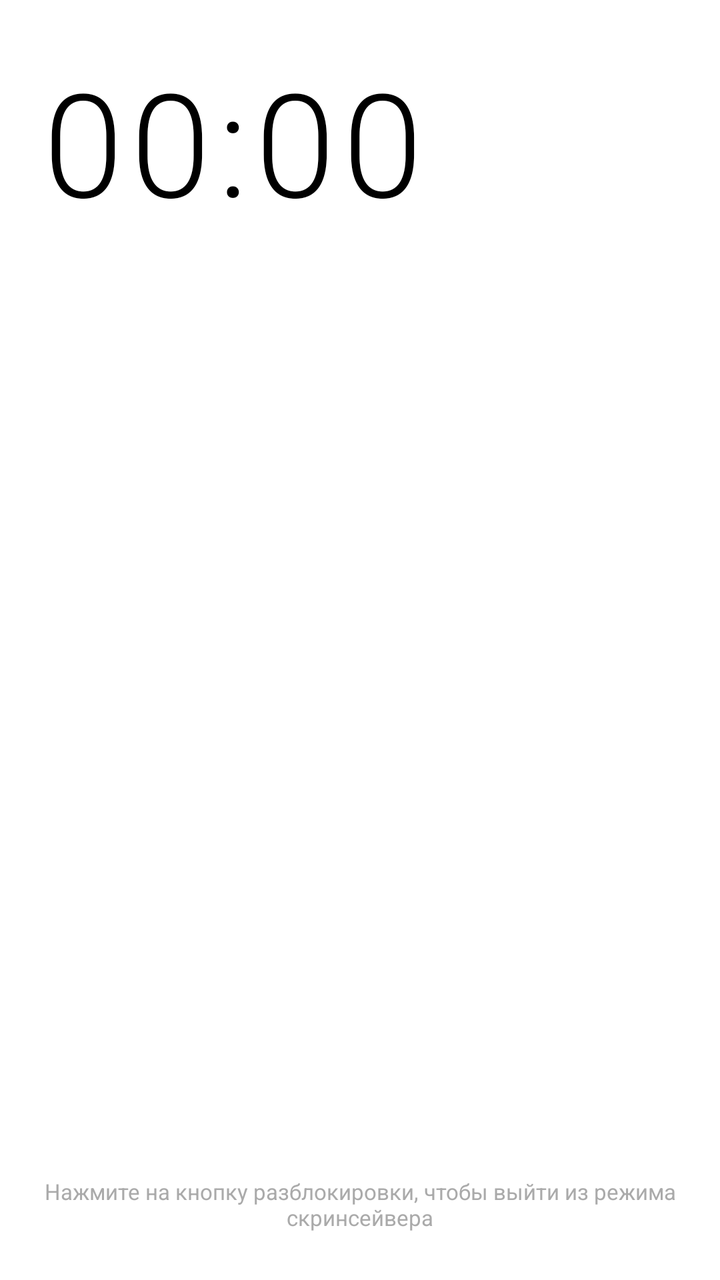
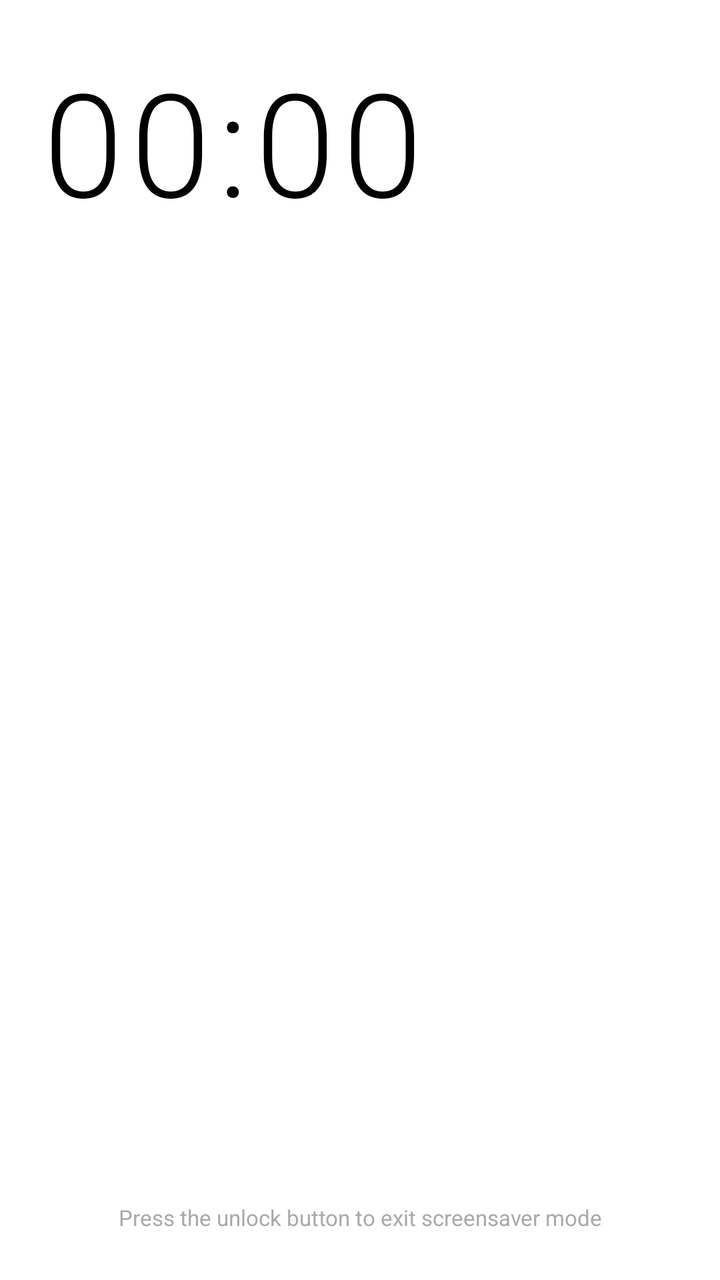

An Android layout rendered at two revisions. The XML below is the earlier revision; the diff shows what the commit changed to produce the second picture.
<!-- AndroidManifest.xml: activity theme Theme.LockScreen -->
<!-- res/layout/activity_lockscreen.xml -->
<?xml version="1.0" encoding="utf-8"?>
<FrameLayout xmlns:android="http://schemas.android.com/apk/res/android"
    android:id="@+id/touchInterceptor"
    android:layout_width="match_parent"
    android:layout_height="match_parent"
    android:background="#FFFFFF"
    android:clickable="true"
    android:focusable="true">

    <ImageView
        android:id="@+id/backgroundImage"
        android:layout_width="match_parent"
        android:layout_height="match_parent"
        android:scaleType="centerCrop"
        android:visibility="gone" />

    <LinearLayout
        android:id="@+id/mainContainer"
        android:layout_width="match_parent"
        android:layout_height="match_parent"
        android:orientation="vertical"
        android:paddingStart="20dp"
        android:paddingEnd="20dp"
        android:paddingTop="32dp"
        android:paddingBottom="80dp">

        
        <TextView
            android:id="@+id/clockText"
            android:layout_width="wrap_content"
            android:layout_height="wrap_content"
            android:text="00:00"
            android:textSize="72sp"
            android:textColor="#000000"
            android:fontFamily="sans-serif-light"
            android:letterSpacing="0.05"
            android:includeFontPadding="false" />

        <TextView
            android:id="@+id/dateText"
            android:layout_width="wrap_content"
            android:layout_height="wrap_content"
            android:text=""
            android:textSize="16sp"
            android:textColor="#333333"
            android:fontFamily="sans-serif"
            android:layout_marginTop="4dp"
            android:layout_marginBottom="16dp"
            android:includeFontPadding="false" />

        
        <LinearLayout
            android:id="@+id/weatherSection"
            android:layout_width="match_parent"
            android:layout_height="wrap_content"
            android:orientation="vertical"
            android:layout_marginBottom="12dp"
            android:visibility="gone">

            <TextView
                android:id="@+id/weatherCurrentText"
                android:layout_width="wrap_content"
                android:layout_height="wrap_content"
                android:textSize="16sp"
                android:textColor="#000000"
                android:fontFamily="sans-serif" />

            <TextView
                android:id="@+id/weatherDayNightText"
                android:layout_width="wrap_content"
                android:layout_height="wrap_content"
                android:textSize="13sp"
                android:textColor="#333333"
                android:fontFamily="sans-serif"
                android:layout_marginTop="2dp" />

            <TextView
                android:id="@+id/weatherForecastText"
                android:layout_width="wrap_content"
                android:layout_height="wrap_content"
                android:textSize="12sp"
                android:textColor="#555555"
                android:fontFamily="sans-serif"
                android:layout_marginTop="2dp" />
        </LinearLayout>

        
        <FrameLayout
            android:id="@+id/newsSection"
            android:layout_width="match_parent"
            android:layout_height="wrap_content"
            android:layout_marginBottom="12dp"
            android:clipChildren="false"
            android:clipToPadding="false"
            android:background="@drawable/section_border"
            android:padding="10dp"
            android:visibility="gone">

            <TextView
                android:id="@+id/newsText"
                android:layout_width="match_parent"
                android:layout_height="wrap_content"
                android:layout_marginTop="4dp"
                android:textSize="13sp"
                android:textColor="#000000"
                android:fontFamily="sans-serif"
                android:lineSpacingMultiplier="1.3" />

            <TextView
                android:id="@+id/newsLabel"
                android:layout_width="wrap_content"
                android:layout_height="wrap_content"
                android:layout_gravity="top|end"
                android:layout_marginTop="-16dp"
                android:layout_marginEnd="2dp"
                android:text="  Новости  "
                android:textSize="10sp"
                android:textColor="#888888"
                android:fontFamily="sans-serif"
                android:background="#FFFFFF" />
        </FrameLayout>

        
        <FrameLayout
            android:id="@+id/notesSection"
            android:layout_width="match_parent"
            android:layout_height="wrap_content"
            android:layout_marginBottom="12dp"
            android:clipChildren="false"
            android:clipToPadding="false"
            android:background="@drawable/section_border"
            android:padding="10dp"
            android:visibility="gone">

            <TextView
                android:id="@+id/notesText"
                android:layout_width="match_parent"
                android:layout_height="wrap_content"
                android:layout_marginTop="4dp"
                android:textSize="13sp"
                android:textColor="#000000"
                android:fontFamily="sans-serif"
                android:lineSpacingMultiplier="1.3" />

            <TextView
                android:id="@+id/notesLabel"
                android:layout_width="wrap_content"
                android:layout_height="wrap_content"
                android:layout_gravity="top|end"
                android:layout_marginTop="-16dp"
                android:layout_marginEnd="2dp"
                android:text="  Заметки  "
                android:textSize="10sp"
                android:textColor="#888888"
                android:fontFamily="sans-serif"
                android:background="#FFFFFF" />
        </FrameLayout>

        
        <FrameLayout
            android:id="@+id/bookSection"
            android:layout_width="match_parent"
            android:layout_height="wrap_content"
            android:layout_marginBottom="12dp"
            android:clipChildren="false"
            android:clipToPadding="false"
            android:background="@drawable/section_border"
            android:padding="10dp"
            android:visibility="gone">

            <LinearLayout
                android:layout_width="match_parent"
                android:layout_height="wrap_content"
                android:orientation="horizontal"
                android:layout_marginTop="4dp">

                <ImageView
                    android:id="@+id/bookCoverImage"
                    android:layout_width="48dp"
                    android:layout_height="72dp"
                    android:scaleType="centerCrop"
                    android:layout_marginEnd="12dp" />

                <LinearLayout
                    android:layout_width="0dp"
                    android:layout_height="wrap_content"
                    android:layout_weight="1"
                    android:orientation="vertical">

                    <TextView
                        android:id="@+id/bookTitleText"
                        android:layout_width="match_parent"
                        android:layout_height="wrap_content"
                        android:textSize="13sp"
                        android:textColor="#000000"
                        android:textStyle="bold"
                        android:fontFamily="sans-serif"
                        android:maxLines="2"
                        android:ellipsize="end" />

                    <TextView
                        android:id="@+id/bookAuthorText"
                        android:layout_width="match_parent"
                        android:layout_height="wrap_content"
                        android:textSize="12sp"
                        android:textColor="#333333"
                        android:fontFamily="sans-serif"
                        android:layout_marginTop="2dp" />

                    <TextView
                        android:id="@+id/bookAnnotationText"
                        android:layout_width="match_parent"
                        android:layout_height="wrap_content"
                        android:textSize="11sp"
                        android:textColor="#555555"
                        android:fontFamily="sans-serif"
                        android:layout_marginTop="2dp"
                        android:maxLines="3"
                        android:ellipsize="end" />
                </LinearLayout>
            </LinearLayout>

            <TextView
                android:id="@+id/bookLabel"
                android:layout_width="wrap_content"
                android:layout_height="wrap_content"
                android:layout_gravity="top|end"
                android:layout_marginTop="-16dp"
                android:layout_marginEnd="2dp"
                android:text="  Книга  "
                android:textSize="10sp"
                android:textColor="#888888"
                android:fontFamily="sans-serif"
                android:background="#FFFFFF" />
        </FrameLayout>

    </LinearLayout>

    
    <TextView
        android:id="@+id/unlockHintText"
        android:layout_width="wrap_content"
        android:layout_height="wrap_content"
        android:layout_gravity="bottom|center_horizontal"
        android:layout_marginBottom="24dp"
        android:text="Нажмите на кнопку разблокировки, чтобы выйти из режима скринсейвера"
        android:textSize="11sp"
        android:textColor="#AAAAAA"
        android:gravity="center" />

</FrameLayout>
<!-- resources referenced by this layout -->
<resources>
  <!-- drawable section_border (drawable) -->
  <?xml version="1.0" encoding="utf-8"?>
  <shape xmlns:android="http://schemas.android.com/apk/res/android"
      android:shape="rectangle">
      <stroke
          android:width="1dp"
          android:color="#000000" />
      <corners android:radius="4dp" />
  </shape>
  <style name="Theme.LockScreen" parent="Theme.Material3.Light.NoActionBar">
          <item name="android:windowFullscreen">true</item>
          <item name="android:windowBackground">@android:color/white</item>
          <item name="android:windowNoTitle">true</item>
          <item name="android:windowActionBar">false</item>
          <item name="android:windowAnimationStyle">@null</item>
          <item name="android:statusBarColor">#FFFFFF</item>
          <item name="android:navigationBarColor">#FFFFFF</item>
      </style>
</resources>

<!-- the commit's change to res/layout/activity_lockscreen.xml (unified diff, before → after) -->
@@ -11,7 +11,7 @@
         android:id="@+id/backgroundImage"
         android:layout_width="match_parent"
         android:layout_height="match_parent"
-        android:scaleType="centerCrop"
+        android:scaleType="fitCenter"
         android:visibility="gone" />
 
     <LinearLayout
@@ -25,28 +25,35 @@
         android:paddingBottom="80dp">
 
         
-        <TextView
-            android:id="@+id/clockText"
-            android:layout_width="wrap_content"
-            android:layout_height="wrap_content"
-            android:text="00:00"
-            android:textSize="72sp"
-            android:textColor="#000000"
-            android:fontFamily="sans-serif-light"
-            android:letterSpacing="0.05"
-            android:includeFontPadding="false" />
-
-        <TextView
-            android:id="@+id/dateText"
-            android:layout_width="wrap_content"
-            android:layout_height="wrap_content"
-            android:text=""
-            android:textSize="16sp"
-            android:textColor="#333333"
-            android:fontFamily="sans-serif"
-            android:layout_marginTop="4dp"
-            android:layout_marginBottom="16dp"
-            android:includeFontPadding="false" />
+        <LinearLayout
+            android:id="@+id/clockSection"
+            android:layout_width="match_parent"
+            android:layout_height="wrap_content"
+            android:orientation="vertical"
+            android:layout_marginBottom="16dp">
+
+            <TextView
+                android:id="@+id/clockText"
+                android:layout_width="match_parent"
+                android:layout_height="wrap_content"
+                android:text="00:00"
+                android:textSize="72sp"
+                android:textColor="#000000"
+                android:fontFamily="sans-serif-light"
+                android:letterSpacing="0.05"
+                android:includeFontPadding="false" />
+
+            <TextView
+                android:id="@+id/dateText"
+                android:layout_width="match_parent"
+                android:layout_height="wrap_content"
+                android:text=""
+                android:textSize="16sp"
+                android:textColor="#333333"
+                android:fontFamily="sans-serif"
+                android:layout_marginTop="4dp"
+                android:includeFontPadding="false" />
+        </LinearLayout>
 
         
         <LinearLayout
@@ -100,7 +107,7 @@
                 android:id="@+id/newsText"
                 android:layout_width="match_parent"
                 android:layout_height="wrap_content"
-                android:layout_marginTop="4dp"
+                android:layout_marginTop="16dp"
                 android:textSize="13sp"
                 android:textColor="#000000"
                 android:fontFamily="sans-serif"
@@ -110,74 +117,43 @@
                 android:id="@+id/newsLabel"
                 android:layout_width="wrap_content"
                 android:layout_height="wrap_content"
-                android:layout_gravity="top|end"
-                android:layout_marginTop="-16dp"
-                android:layout_marginEnd="2dp"
-                android:text="  Новости  "
-                android:textSize="10sp"
+                android:text="@string/label_news"
+                android:textSize="12sp"
                 android:textColor="#888888"
-                android:fontFamily="sans-serif"
-                android:background="#FFFFFF" />
+                android:fontFamily="sans-serif" />
         </FrameLayout>
 
         
+        <LinearLayout
+            android:id="@+id/stickersSection"
+            android:layout_width="match_parent"
+            android:layout_height="wrap_content"
+            android:orientation="vertical"
+            android:layout_marginBottom="12dp"
+            android:visibility="gone" />
+
+        
         <FrameLayout
-            android:id="@+id/notesSection"
-            android:layout_width="match_parent"
-            android:layout_height="wrap_content"
-            android:layout_marginBottom="12dp"
+            android:id="@+id/bookSection"
+            android:layout_width="match_parent"
+            android:layout_height="0dp"
+            android:layout_weight="1"
             android:clipChildren="false"
             android:clipToPadding="false"
             android:background="@drawable/section_border"
             android:padding="10dp"
             android:visibility="gone">
 
-            <TextView
-                android:id="@+id/notesText"
-                android:layout_width="match_parent"
-                android:layout_height="wrap_content"
-                android:layout_marginTop="4dp"
-                android:textSize="13sp"
-                android:textColor="#000000"
-                android:fontFamily="sans-serif"
-                android:lineSpacingMultiplier="1.3" />
-
-            <TextView
-                android:id="@+id/notesLabel"
-                android:layout_width="wrap_content"
-                android:layout_height="wrap_content"
-                android:layout_gravity="top|end"
-                android:layout_marginTop="-16dp"
-                android:layout_marginEnd="2dp"
-                android:text="  Заметки  "
-                android:textSize="10sp"
-                android:textColor="#888888"
-                android:fontFamily="sans-serif"
-                android:background="#FFFFFF" />
-        </FrameLayout>
-
-        
-        <FrameLayout
-            android:id="@+id/bookSection"
-            android:layout_width="match_parent"
-            android:layout_height="wrap_content"
-            android:layout_marginBottom="12dp"
-            android:clipChildren="false"
-            android:clipToPadding="false"
-            android:background="@drawable/section_border"
-            android:padding="10dp"
-            android:visibility="gone">
-
             <LinearLayout
                 android:layout_width="match_parent"
-                android:layout_height="wrap_content"
+                android:layout_height="match_parent"
                 android:orientation="horizontal"
-                android:layout_marginTop="4dp">
+                android:layout_marginTop="16dp">
 
                 <ImageView
                     android:id="@+id/bookCoverImage"
-                    android:layout_width="48dp"
-                    android:layout_height="72dp"
+                    android:layout_width="144dp"
+                    android:layout_height="match_parent"
                     android:scaleType="centerCrop"
                     android:layout_marginEnd="12dp" />
 
@@ -194,9 +170,7 @@
                         android:textSize="13sp"
                         android:textColor="#000000"
                         android:textStyle="bold"
-                        android:fontFamily="sans-serif"
-                        android:maxLines="2"
-                        android:ellipsize="end" />
+                        android:fontFamily="sans-serif" />
 
                     <TextView
                         android:id="@+id/bookAuthorText"
@@ -214,9 +188,7 @@
                         android:textSize="11sp"
                         android:textColor="#555555"
                         android:fontFamily="sans-serif"
-                        android:layout_marginTop="2dp"
-                        android:maxLines="3"
-                        android:ellipsize="end" />
+                        android:layout_marginTop="2dp" />
                 </LinearLayout>
             </LinearLayout>
 
@@ -224,14 +196,10 @@
                 android:id="@+id/bookLabel"
                 android:layout_width="wrap_content"
                 android:layout_height="wrap_content"
-                android:layout_gravity="top|end"
-                android:layout_marginTop="-16dp"
-                android:layout_marginEnd="2dp"
-                android:text="  Книга  "
-                android:textSize="10sp"
+                android:text="@string/label_book"
+                android:textSize="12sp"
                 android:textColor="#888888"
-                android:fontFamily="sans-serif"
-                android:background="#FFFFFF" />
+                android:fontFamily="sans-serif" />
         </FrameLayout>
 
     </LinearLayout>
@@ -243,7 +211,7 @@
         android:layout_height="wrap_content"
         android:layout_gravity="bottom|center_horizontal"
         android:layout_marginBottom="24dp"
-        android:text="Нажмите на кнопку разблокировки, чтобы выйти из режима скринсейвера"
+        android:text="@string/unlock_hint"
         android:textSize="11sp"
         android:textColor="#AAAAAA"
         android:gravity="center" />
<!-- resource entries referenced after the edit -->
@@ -9,6 +9,9 @@
           android:color="#000000" />
       <corners android:radius="4dp" />
   </shape>
+  <string name="label_book">Book</string>
+  <string name="label_news">News</string>
+  <string name="unlock_hint">Press the unlock button to exit screensaver mode</string>
   <style name="Theme.LockScreen" parent="Theme.Material3.Light.NoActionBar">
           <item name="android:windowFullscreen">true</item>
           <item name="android:windowBackground">@android:color/white</item>
